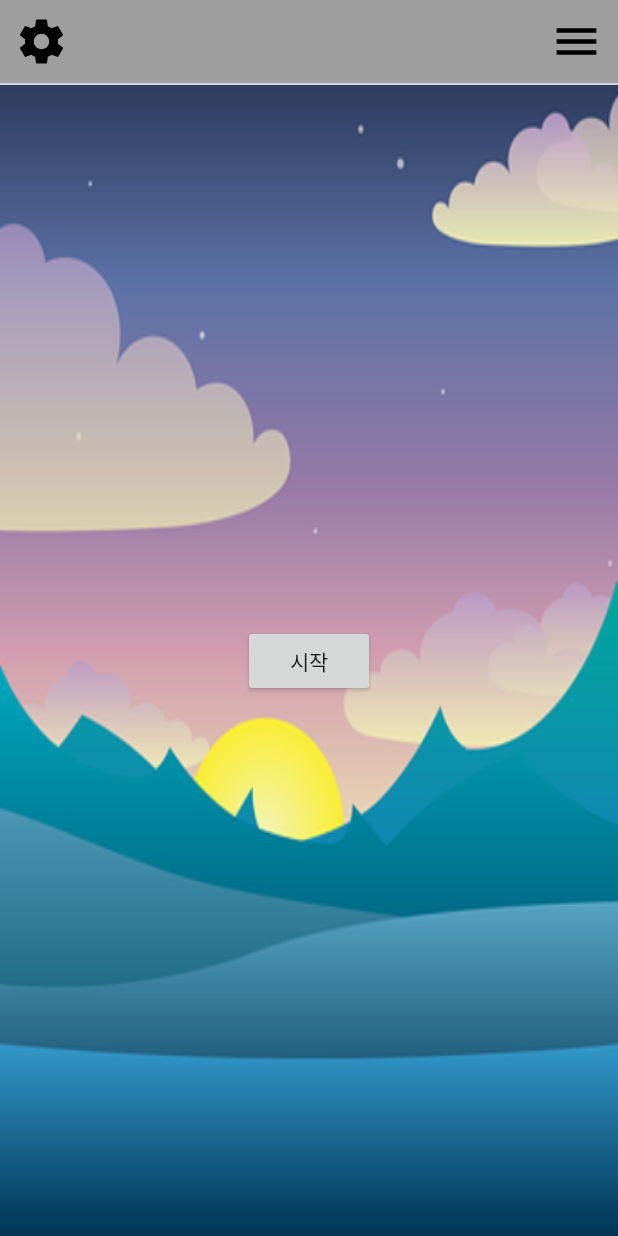
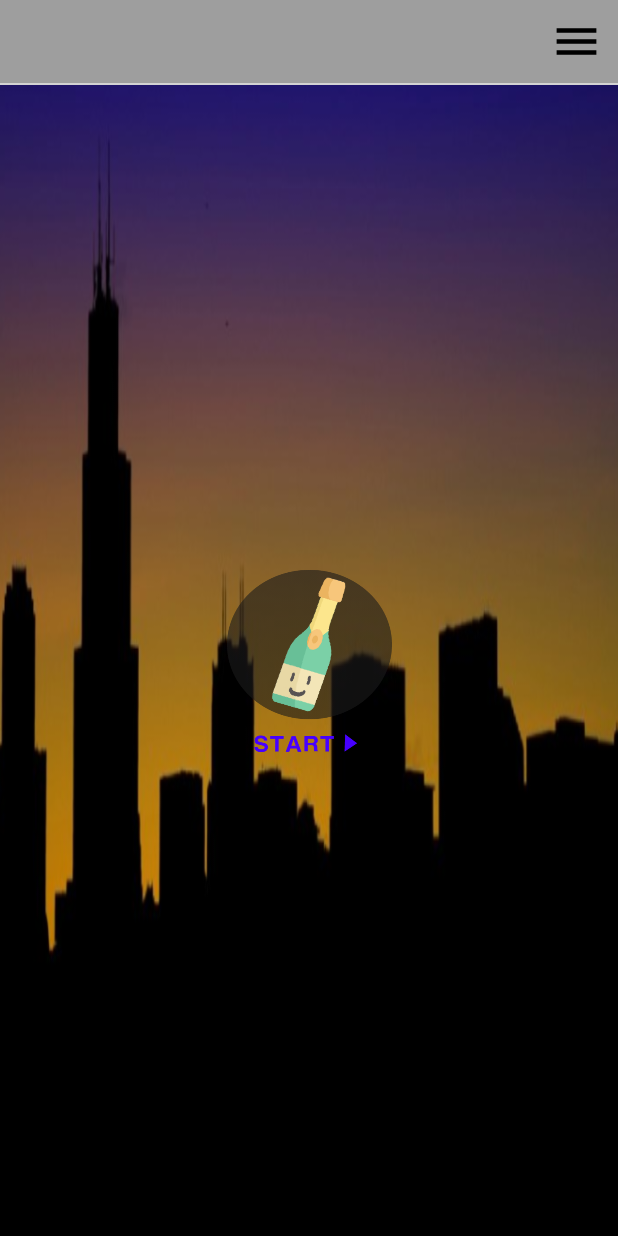
Before and after one commit to kyuchanE/NewBlackOut, an Android app: the screen it shows after launch (MainActivity), on a phone screen of 412 x 824 dp. Run offline under Robolectric (Android 15) with nearby library versions, the phone set to English and light mode, and no system bars.

Commit message:
12313123123
123123123123

```diff
--- a/NewBlackOut/app/src/main/java/com/androidtown/blackout/MainActivity.java
+++ b/NewBlackOut/app/src/main/java/com/androidtown/blackout/MainActivity.java
@@ -25,9 +25,7 @@ import android.view.View;
 import android.widget.Button;
 import android.widget.Toast;
 
-import java.lang.reflect.Array;
 import java.text.SimpleDateFormat;
-import java.util.ArrayList;
 import java.util.Date;
 
 public class MainActivity extends AppCompatActivity {
@@ -64,8 +62,6 @@ public class MainActivity extends AppCompatActivity {
         btnStart = findViewById(R.id.btnStart);
 
         main = findViewById(R.id.main);
-
-        changeButton(getButtonDB());
 
         mConnection = new ServiceConnection() {
             @Override
@@ -135,6 +131,7 @@ public class MainActivity extends AppCompatActivity {
                         Intent service = new Intent(getApplicationContext(), GpsInfo.class);
                         startService(service);
 
+
                         setButtonDB(1);
 
 
@@ -159,7 +156,6 @@ public class MainActivity extends AppCompatActivity {
 
         ToolBar toolbar = new ToolBar(MainActivity.this);
         toolbar.setToolbar();
-        toolbar.setSettings();
         toolbar.setList();
     }
 
@@ -167,12 +163,18 @@ public class MainActivity extends AppCompatActivity {
     protected void onResume() {
         super.onResume();
         if(getButtonDB() == 0){
-            Drawable drawable = getResources().getDrawable(R.drawable.landscap_1);
+            Drawable drawable = getResources().getDrawable(R.drawable.out_back1);
             main.setBackground(drawable);
 
+            Drawable drawable1 = getResources().getDrawable(R.drawable.start);
+            btnStart.setBackground(drawable1);
+
         }else{
-            Drawable drawable = getResources().getDrawable(R.drawable.landscap_2);
+            Drawable drawable = getResources().getDrawable(R.drawable.out_back2);
             main.setBackground(drawable);
+
+            Drawable drawable1 = getResources().getDrawable(R.drawable.result);
+            btnStart.setBackground(drawable1);
 
         }
     }
--- a/NewBlackOut/app/src/main/java/com/androidtown/blackout/ResultActivity.java
+++ b/NewBlackOut/app/src/main/java/com/androidtown/blackout/ResultActivity.java
@@ -1,12 +1,10 @@
 package com.androidtown.blackout;
 
-import android.Manifest;
 import android.content.Context;
 import android.content.Intent;
 import android.os.Bundle;
 import android.support.annotation.NonNull;
 import android.support.design.widget.BottomNavigationView;
-import android.support.v4.app.ActivityCompat;
 import android.support.v4.app.FragmentManager;
 import android.support.v4.app.FragmentTransaction;
 import android.support.v7.app.AppCompatActivity;
@@ -98,7 +96,6 @@ public class ResultActivity extends AppCompatActivity {
         toolbar = new ToolBar(ResultActivity.this);
         toolbar.setToolbar();
         toolbar.setHome();
-        toolbar.setSettings();
     }
 
 }
--- a/NewBlackOut/app/src/main/java/com/androidtown/blackout/ToolBar.java
+++ b/NewBlackOut/app/src/main/java/com/androidtown/blackout/ToolBar.java
@@ -1,7 +1,6 @@
 package com.androidtown.blackout;
 
 import android.content.Intent;
-import android.support.v4.widget.DrawerLayout;
 import android.support.v7.app.AppCompatActivity;
 import android.view.View;
 import android.widget.ImageView;
@@ -61,18 +60,6 @@ public class ToolBar {
 
     }
 
-    public void setSettings(){
-        ImageView ivSettings = mActivity.findViewById(R.id.btnSetting);
-
-        ivSettings.setOnClickListener(new View.OnClickListener() {
-            @Override
-            public void onClick(View v) {
-                Intent intent = new Intent(mActivity, SettingsActivity.class);
-                mActivity.startActivity(intent);
-            }
-        });
-    }
-
 
 
 }
--- a/NewBlackOut/app/src/main/res/layout/activity_main.xml
+++ b/NewBlackOut/app/src/main/res/layout/activity_main.xml
@@ -23,12 +23,12 @@
 
     <Button
         android:id="@+id/btnStart"
-        android:layout_width="wrap_content"
-        android:layout_height="wrap_content"
-        android:text="시작"
+        android:layout_width="110dp"
+        android:layout_height="125dp"
         app:layout_constraintBottom_toBottomOf="parent"
         app:layout_constraintLeft_toLeftOf="parent"
         app:layout_constraintRight_toRightOf="parent"
-        app:layout_constraintTop_toBottomOf="@+id/icToolbar" />
+        app:layout_constraintTop_toBottomOf="@+id/icToolbar"
+        android:background="@drawable/start"/>
 
 </android.support.constraint.ConstraintLayout>
--- a/NewBlackOut/app/src/main/res/layout/toolbar.xml
+++ b/NewBlackOut/app/src/main/res/layout/toolbar.xml
@@ -31,7 +31,8 @@
                 android:src="@drawable/ic_settings"
                 app:layout_constraintLeft_toLeftOf="parent"
                 app:layout_constraintTop_toTopOf="parent"
-                app:layout_constraintBottom_toBottomOf="parent"/>
+                app:layout_constraintBottom_toBottomOf="parent"
+                android:visibility="invisible"/>
 
             <TextView
                 android:id="@+id/tvToolbar"
```
Also changed, not shown: NewBlackOut/app/src/main/res/drawable/black_back1.png (added), NewBlackOut/app/src/main/res/drawable/black_back2.png (added), NewBlackOut/app/src/main/res/drawable/black_back3.png (added), NewBlackOut/app/src/main/res/drawable/black_icon.png (added), NewBlackOut/app/src/main/res/drawable/out_back1.png (added), NewBlackOut/app/src/main/res/drawable/out_back2.png (added), NewBlackOut/app/src/main/res/drawable/result.png (added), NewBlackOut/app/src/main/res/drawable/start.png (added).
